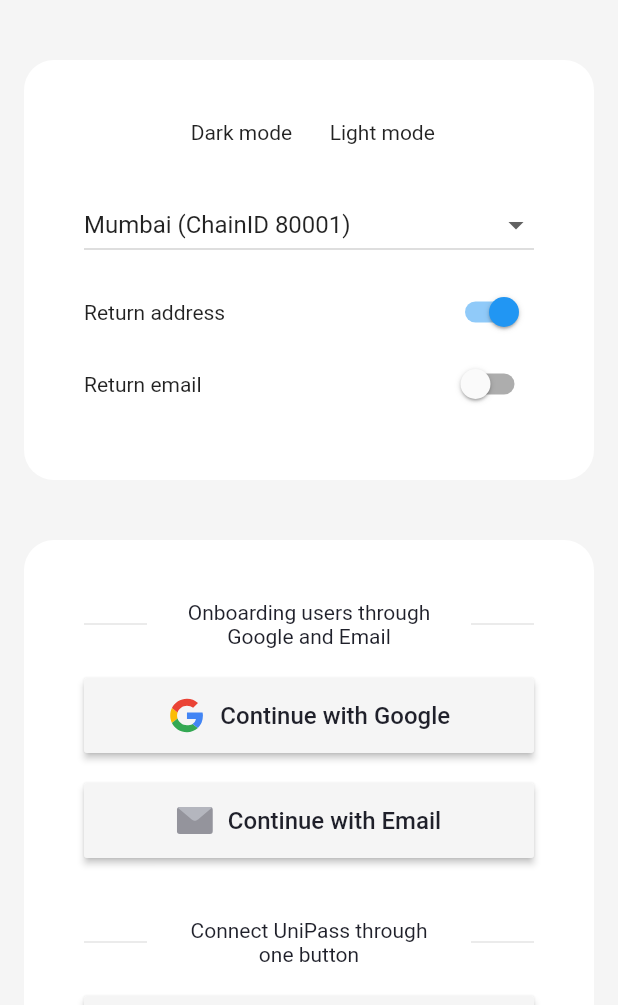
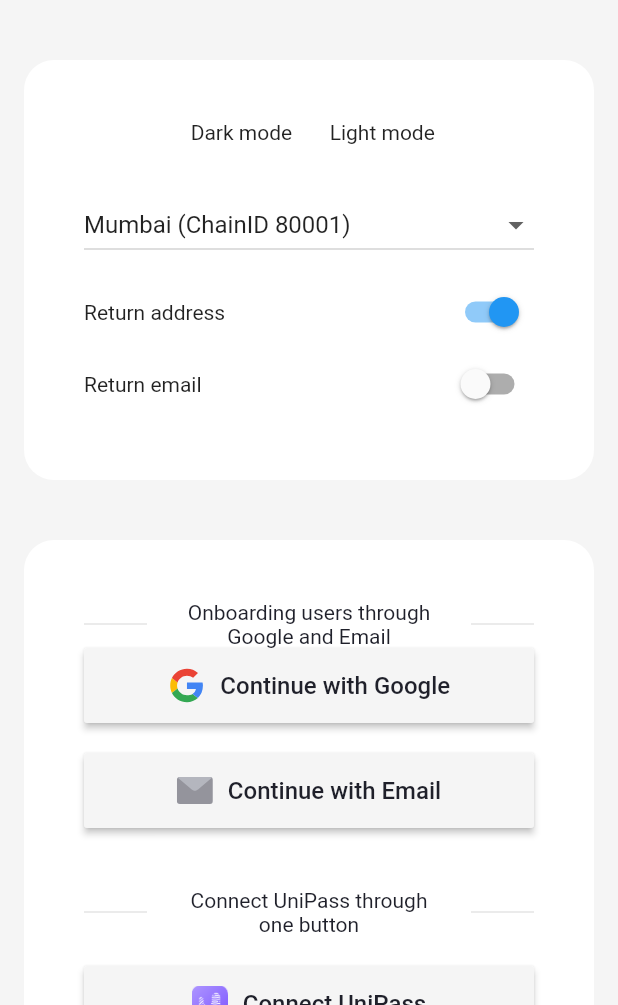
Before and after one commit to UniPassID/unipass-flutter-web-sdk, a Flutter app: the screen it shows after launch, on a phone screen of 412 x 824 dp, the part 231-1236 px from its top. Run offline on Flutter 3.47's test engine with Material 2 defaults, Android fonts, the phone set to English and light mode, and no system bars; drawn by our look-alikes of oktoast; our stand-ins replace flutter_svg, shared_preferences; missing offline and left inert: bruno, flutter_inappwebview, flutter_json_view, web3dart; accounts and stored records are empty.

Commit message:
feat: beauty code

```diff
--- a/example/lib/main.dart
+++ b/example/lib/main.dart
@@ -1,3 +1,4 @@
+import 'package:example/components/custom-card.dart';
 import 'package:example/erc20.g.dart';
 import 'package:example/page.dart';
 import 'package:flutter/material.dart';
@@ -201,12 +202,7 @@ class _MyHomePageState extends State<MyHomePage> {
               ),
             ),
             const SizedBox(height: 40.0),
-            Container(
-                padding: const EdgeInsets.all(40.0),
-                decoration: BoxDecoration(
-                  color: Colors.white,
-                  borderRadius: BorderRadius.circular(20.0),
-                ),
+            CustomCard(
                 child: Column(
               children: [
                 Row(
@@ -305,13 +301,7 @@ class _MyHomePageState extends State<MyHomePage> {
                 )
               ],
             )),
-            SizedBox(height: 40.0),
-            Container(
-              padding: const EdgeInsets.all(40.0),
-              decoration: BoxDecoration(
-                color: Colors.white,
-                borderRadius: BorderRadius.circular(20.0),
-              ),
+            CustomCard(
                 child: Column(
               children: [
                 Row(
@@ -349,9 +339,6 @@ class _MyHomePageState extends State<MyHomePage> {
                       ),
                     ),
                   ],
-                  ),
-                  SizedBox(
-                    height: 20.0,
                 ),
                 MaterialButton(
                   onPressed: () async {
@@ -440,19 +427,7 @@ class _MyHomePageState extends State<MyHomePage> {
                 ),
                 MaterialButton(
                   onPressed: () async {
-                      // loginUnipass(ConnectType.both);
-                      Navigator.push(
-                        context,
-                        MaterialPageRoute(builder: (context) {
-                          return TestPage(
-                            theme: theme,
-                            chainType: chainType,
-                            domain: domain,
-                            connectType: ConnectType.email,
-                            returnEmail: returnEmail,
-                          );
-                        }),
-                      );
+                    loginUnipass(ConnectType.both);
                   },
                   child: Row(
                     mainAxisAlignment: MainAxisAlignment.center,
@@ -481,15 +456,8 @@ class _MyHomePageState extends State<MyHomePage> {
                 //   onChanged: onChanged,
                 // ),
               ],
-              ),
-            ),
-            SizedBox(height: 40.0),
-            Container(
-                padding: const EdgeInsets.all(40.0),
-                decoration: BoxDecoration(
-                  color: Colors.white,
-                  borderRadius: BorderRadius.circular(20.0),
-                ),
+            )),
+            CustomCard(
                 child: Column(
               children: [
                 const Text(
```
Lines whose indentation alone changed are shown as unchanged.
